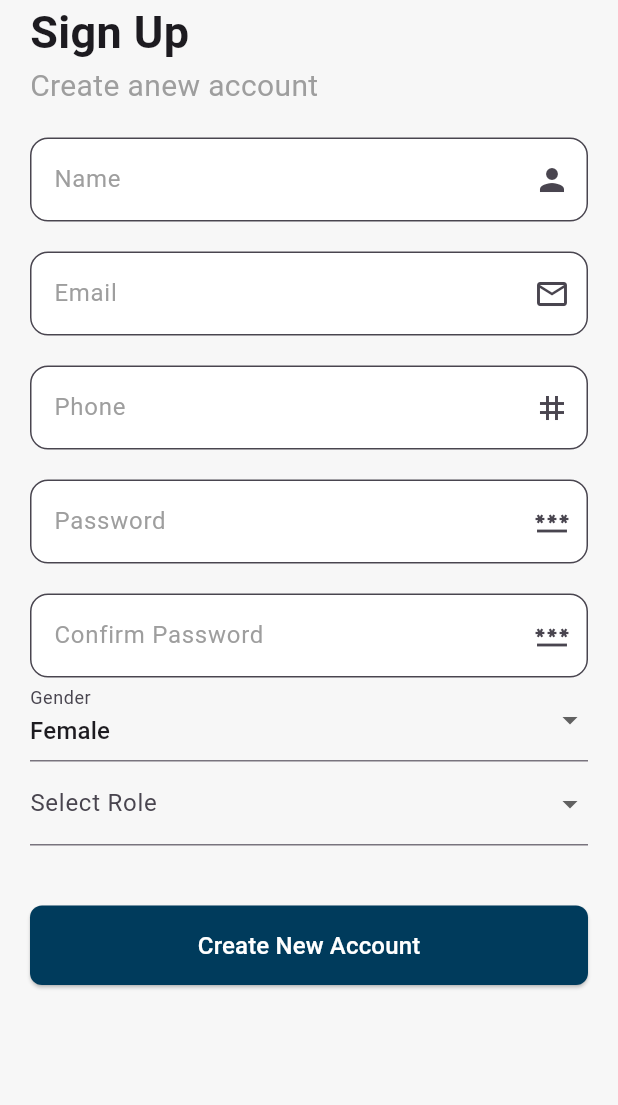
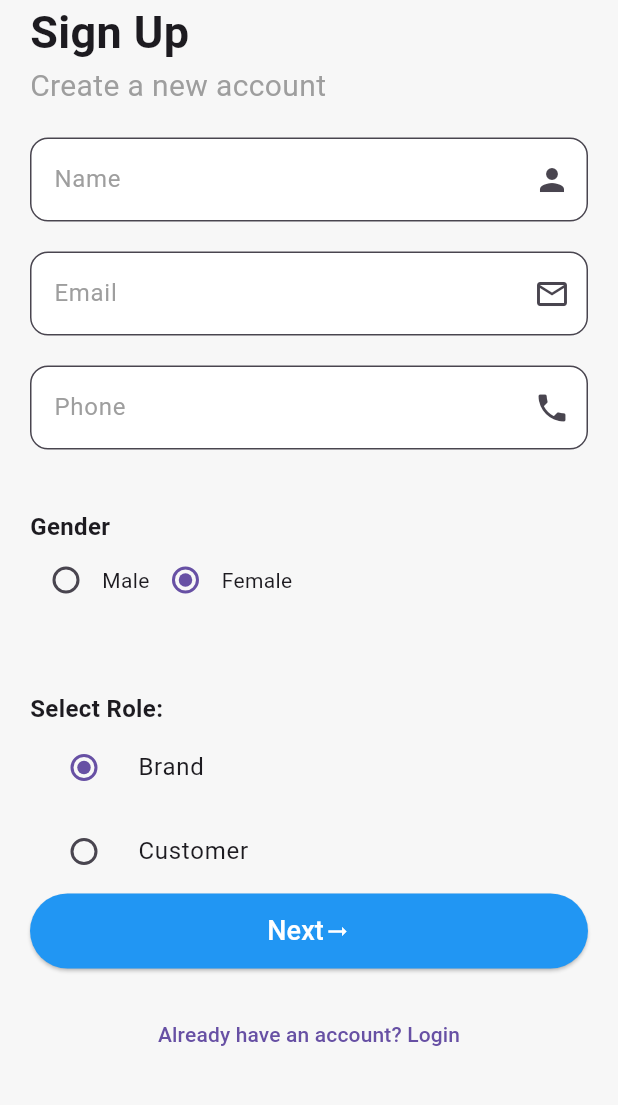
Before and after one commit to salma-elmaghawry/Cloozy-App, a Flutter app: the RegisterPage screen opened by its route, on a phone screen of 412 x 824 dp, the part 125-1230 px from its top. Run offline on Flutter 3.47's test engine with Material 3 defaults, Android fonts, the phone set to English and light mode, and no system bars; our stand-ins replace bloc, dio, flutter_bloc, flutter_secure_storage, flutter_svg, get; accounts and stored records are empty.

Commit message:
divide register page into 2 pages

```diff
--- a/lib/Core/helper/assets.dart
+++ b/lib/Core/helper/assets.dart
@@ -10,3 +10,4 @@ const z = "assets/icons/z.svg";
 const y = "assets/icons/y.svg";
 const arrow = "assets/icons/v.svg";
 const font = "Poppins";
+const baseUrl = "https://cloozy.azurewebsites.net/api";
--- /dev/null
+++ b/lib/Feature/Auth/data/models/roles_model.dart
@@ -0,0 +1,13 @@
+class Role {
+  final int id;
+  final String name;
+
+  Role({required this.id, required this.name});
+
+  factory Role.fromJson(Map<String, dynamic> json) {
+    return Role(
+      id: json['id'],
+      name: json['name'],
+    );
+  }
+}
--- a/lib/Feature/Auth/presentation/views/register_page.dart
+++ /dev/null
@@ -1,174 +0,0 @@
-import 'package:cloozy/Core/common/constant.dart';
-import 'package:cloozy/Core/common/custom_TextFormField.dart.dart';
-import 'package:cloozy/Core/common/custom_snakbar.dart';
-import 'package:cloozy/Core/common/cutom_button.dart';
-import 'package:cloozy/Core/common/gender_drop_down.dart';
-import 'package:cloozy/Core/helper/assets.dart';
-import 'package:cloozy/Feature/Auth/data/cubits/register/register_cubit.dart';
-import 'package:cloozy/Feature/Auth/data/models/register_model.dart';
-import 'package:cloozy/Feature/Auth/presentation/views/widgets/password_confirm_field.dart';
-import 'package:cloozy/Feature/home/presentation/views/home_page.dart';
-import 'package:flutter/material.dart';
-import 'package:flutter_bloc/flutter_bloc.dart';
-import 'package:flutter_svg/flutter_svg.dart';
-
-class RegisterPage extends StatelessWidget {
-  final _formKey = GlobalKey<FormState>();
-  final _nameController = TextEditingController();
-  final _emailController = TextEditingController();
-  final _phoneController = TextEditingController();
-  final _passwordController = TextEditingController();
-  final _confirmPasswordController = TextEditingController();
-  String _gender = 'female';
-  int? _selectedRoleId;
-
-  final List<Map<String, dynamic>> _roles = [
-    {'id': 2, 'name': 'Brand'},
-    {'id': 3, 'name': 'Customer'},
-  ];
-
-  @override
-  Widget build(BuildContext context) {
-    print('[RegisterPage] Initial gender value: $_gender');
-    print('[RegisterPage] Initial role ID: $_selectedRoleId');
-    return Scaffold(
-      backgroundColor: bgColor,
-      body: BlocListener<RegisterCubit, RegisterState>(
-        listener: (context, state) {
-          if (state is RegisterError) {
-            print('[RegisterPage] Error occurred: ${state.message}');
-            showCustomSnackBar(context, state.message, true);
-          }
-          if (state is RegisterSuccess) {
-            if (state.message == 'User registered successfully.') {
-              showCustomSnackBar(context, state.message, false);
-              Future.delayed(const Duration(seconds: 1), () {
-                Navigator.pushReplacement(
-                  context,
-                  MaterialPageRoute(builder: (_) => HomePage()),
-                );
-              });
-            } else {
-              showCustomSnackBar(context, state.message, true);
-            }
-          }
-        },
-        child: registerPageBody(),
-      ),
-    );
-  }
-
-  Padding registerPageBody() {
-    return Padding(
-        padding: const EdgeInsets.all(20.0),
-        child: Form(
-            key: _formKey,
-            child: ListView(
-              children: [
-                const SizedBox(height: 10),
-                SvgPicture.asset(
-                  logo,
-                  width: 170,
-                  height: 53,
-                ),
-                const Text(
-                  'Sign Up',
-                  style: TextStyle(fontSize: 30, fontWeight: FontWeight.bold),
-                ),
-                const Text('Create anew account',
-                    style: TextStyle(color: Colors.grey, fontSize: 20)),
-                const SizedBox(height: 20),
-                //Name
-                CustomTextformfield(
-                  controller: _nameController,
-                  label: "Name",
-                  suffixIcon: Icon(Icons.person),
-                  validator: (value) {
-                    return value!.isEmpty ? "Required" : null; // Added return
-                  },
-                ),
-                const SizedBox(height: 20),
-                //Email
-                CustomTextformfield(
-                    controller: _emailController,
-                    label: "Email",
-                    suffixIcon: Icon(Icons.email_outlined),
-                    validator: (value) =>
-                        value!.contains('@') ? null : "Invalid email"),
-                const SizedBox(height: 20),
-                //Phone
-                CustomTextformfield(
-                  controller: _phoneController,
-                  label: "Phone",
-                  suffixIcon: Icon(Icons.tag),
-                  KeyboardType: TextInputType.phone,
-                  validator: (value) =>
-                      value!.length < 10 ? "Invalid phone number" : null,
-                ),
-                const SizedBox(height: 20),
-                //Password
-                CustomTextformfield(
-                  controller: _passwordController,
-                  label: "Password",
-                  suffixIcon: Icon(Icons.password_sharp),
-                  obscureText: true,
-                  validator: (value) =>
-                      value!.length < 8 ? "Too short" : null,
-                ),
-                const SizedBox(height: 20),
-                //confirm Password
-                PasswordConfirmField(
-                    passwordController: _passwordController,
-                    confirmPasswordController: _confirmPasswordController),
-                //gender
-                GenderDropdown(
-                    value: _gender, onChange: (value) => _gender = value!),
-                //Select role
-
-                DropdownButtonFormField<int>(
-                  value: _selectedRoleId,
-                  decoration: const InputDecoration(labelText: 'Select Role'),
-                  items: _roles.map((role) {
-                    return DropdownMenuItem<int>(
-                      value: role['id'] as int, // Explicit cast to int
-                      child: Text(role['name']),
-                    );
-                  }).toList(),
-                  onChanged: (value) => _selectedRoleId = value,
-                  validator: (value) =>
-                      value == null ? 'Please select a role' : null,
-                ),
-                SizedBox(height: 40),
-                BlocBuilder<RegisterCubit, RegisterState>(
-                    builder: (context, state) {
-                  if (state is RegisterLoading) {
-                    return Center(
-                        child: CircularProgressIndicator(
-                      color: PrimaryColor,
-                    ));
-                  }
-                  return CustomButton(
-                      onPressed: () {
-                        if (_formKey.currentState!.validate()) {
-                          final request = RegisterRequest(
-                            name: _nameController.text,
-                            email: _emailController.text,
-                            phone: _phoneController.text,
-                            password: _passwordController.text,
-                            gender: _gender,
-                            passwordConfirmation:
-                                _confirmPasswordController.text,
-                            roleId: _selectedRoleId!,
-                          );
-                          print(
-                              '[RegisterPage] Sending request: ${request.toJson()}');
-                          context.read<RegisterCubit>().registerUser(request);
-                        }
-                      },
-                      text: "Create New Account");
-                })
-              ],
-            )),
-      );
-  }
-}
--- /dev/null
+++ b/lib/Feature/Auth/presentation/views/registerpage1.dart
@@ -0,0 +1,220 @@
+import 'package:cloozy/Core/common/custom_TextFormField.dart.dart';
+import 'package:cloozy/Core/helper/assets.dart';
+import 'package:cloozy/Feature/home/presentation/views/home_page.dart';
+import 'package:flutter/material.dart';
+import 'package:flutter_bloc/flutter_bloc.dart';
+import 'package:cloozy/Core/common/constant.dart';
+import 'package:cloozy/Core/common/custom_snakbar.dart';
+import 'package:cloozy/Core/common/cutom_button.dart';
+import 'package:cloozy/Feature/Auth/data/cubits/register/register_cubit.dart';
+import 'package:cloozy/Feature/Auth/data/models/register_model.dart';
+import 'package:cloozy/Feature/Auth/data/models/roles_model.dart';
+import 'package:cloozy/Feature/Auth/presentation/views/widgets/registerpage2.dart';
+import 'package:flutter_svg/svg.dart';
+
+class RegisterPage extends StatefulWidget {
+  @override
+  _RegisterPageState createState() => _RegisterPageState();
+}
+
+class _RegisterPageState extends State<RegisterPage> {
+  final _formKey = GlobalKey<FormState>();
+  final _nameController = TextEditingController();
+  final _emailController = TextEditingController();
+  final _phoneController = TextEditingController();
+
+  String _gender = 'female';
+  int? _selectedRoleId;
+  List<Role> _roles = [];
+
+  @override
+  void initState() {
+    super.initState();
+    _fetchRoles();
+  }
+
+  void _fetchRoles() {
+    setState(() {
+      _roles = [
+        Role(id: 2, name: 'Brand'),
+        Role(id: 3, name: 'Customer'),
+      ];
+      _selectedRoleId = _roles.first.id;
+    });
+  }
+
+  @override
+  Widget build(BuildContext context) {
+    return Scaffold(
+      backgroundColor: bgColor,
+      body: BlocListener<RegisterCubit, RegisterState>(
+        listener: (context, state) {
+          if (state is RegisterError) {
+            showCustomSnackBar(context, state.message, true);
+          }
+          if (state is RegisterSuccess) {
+            if (state.message == 'User registered successfully.') {
+              showCustomSnackBar(context, state.message, false);
+              Future.delayed(const Duration(seconds: 1), () {
+                Navigator.pushReplacement(
+                  context,
+                  MaterialPageRoute(builder: (_) => HomePage()),
+                );
+              });
+            } else {
+              showCustomSnackBar(context, state.message, true);
+            }
+          }
+        },
+        child: registerPageBody(),
+      ),
+    );
+  }
+
+  Padding registerPageBody() {
+    return Padding(
+      padding: const EdgeInsets.all(20.0),
+      child: Form(
+        key: _formKey,
+        child: ListView(
+          children: [
+            const SizedBox(height: 10),
+            SvgPicture.asset(
+              logo,
+              width: 170,
+              height: 53,
+            ),
+            const Text(
+              'Sign Up',
+              style: TextStyle(fontSize: 30, fontWeight: FontWeight.bold),
+            ),
+            const Text(
+              'Create a new account',
+              style: TextStyle(color: Colors.grey, fontSize: 20),
+            ),
+            const SizedBox(height: 20),
+
+            /// Name
+            CustomTextformfield(
+              controller: _nameController,
+              label: "Name",
+              suffixIcon: Icon(Icons.person),
+              validator: (value) => value!.isEmpty ? "Required" : null,
+            ),
+            const SizedBox(height: 20),
+
+            /// Email
+            CustomTextformfield(
+              controller: _emailController,
+              label: "Email",
+              suffixIcon: Icon(Icons.email_outlined),
+              validator: (value) =>
+                  value!.contains('@') ? null : "Invalid email",
+            ),
+            const SizedBox(height: 20),
+
+            /// Phone
+            CustomTextformfield(
+              controller: _phoneController,
+              label: "Phone",
+              suffixIcon: Icon(Icons.phone),
+              KeyboardType: TextInputType.phone,
+              validator: (value) =>
+                  value!.length < 10 ? "Invalid phone number" : null,
+            ),
+            const SizedBox(height: 20),
+
+            /// Gender Selection with RadioListTile
+            const SizedBox(height: 20),
+            const Text("Gender",
+                style: TextStyle(fontSize: 16, fontWeight: FontWeight.bold)),
+
+            Row(
+              children: [
+                Radio<String>(
+                  value: "male",
+                  groupValue: _gender,
+                  onChanged: (value) {
+                    setState(() {
+                      _gender = value!;
+                    });
+                  },
+                ),
+                Text("Male"),
+                Radio<String>(
+                  value: "female",
+                  groupValue: _gender,
+                  onChanged: (value) {
+                    setState(() {
+                      _gender = value!;
+                    });
+                  },
+                ),
+                Text("Female"),
+              ],
+            ),
+            const SizedBox(height: 30),
+
+            /// Role Selection with RadioListTile
+            const SizedBox(height: 20),
+            const Text(
+              'Select Role:',
+              style: TextStyle(fontWeight: FontWeight.bold, fontSize: 16),
+            ),
+            Column(
+              children: _roles.map((role) {
+                return RadioListTile<int>(
+                  title: Text(role.name),
+                  value: role.id,
+                  groupValue: _selectedRoleId,
+                  onChanged: (value) {
+                    setState(() {
+                      _selectedRoleId = value!;
+                    });
+                  },
+                );
+              }).toList(),
+            ),
+            ElevatedButton(
+              style: ElevatedButton.styleFrom(
+                backgroundColor: Colors.blue,
+                padding: EdgeInsets.symmetric(vertical: 12),
+              ),
+              onPressed: () {
+                if (_formKey.currentState!.validate()) {
+                  Navigator.push(
+                    context,
+                    MaterialPageRoute(
+                      builder: (context) => RegisterPage2(
+                        name: _nameController.text,
+                        email: _emailController.text,
+                        phone: _phoneController.text,
+                        gender: _gender,
+                        selectedRoleId: _selectedRoleId,
+                      ),
+                    ),
+                  );
+                }
+              },
+              child: Row(
+                mainAxisAlignment: MainAxisAlignment.center,
+                children: [
+                  Text("Next",
+                      style: TextStyle(fontSize: 18, color: Colors.white)),
+                  Icon(Icons.arrow_right_alt, color: Colors.white),
+                ],
+              ),
+            ),
+            const SizedBox(height: 20),
+            Center(
+              child: TextButton(
+                onPressed: () {},
+                child: Text("Already have an account? Login"),
+              ),
+            ),
+          ],
+        ),
+      ),
+    );
+  }
+}
--- a/lib/Feature/Auth/presentation/views/widgets/login_page_body.dart
+++ b/lib/Feature/Auth/presentation/views/widgets/login_page_body.dart
@@ -7,7 +7,7 @@ import 'package:cloozy/Core/common/custom_text_button.dart';
 import 'package:cloozy/Feature/Auth/presentation/views/widgets/social_media_login.dart';
 import 'package:cloozy/Feature/Auth/data/cubits/login/login_cubit.dart';
 import 'package:cloozy/Feature/Auth/presentation/views/forget_password.dart';
-import 'package:cloozy/Feature/Auth/presentation/views/register_page.dart';
+import 'package:cloozy/Feature/Auth/presentation/views/registerpage1.dart';
 import 'package:flutter/material.dart';
 import 'package:flutter_bloc/flutter_bloc.dart';
 
--- a/lib/Feature/onboarding/onboarding_screen.dart
+++ b/lib/Feature/onboarding/onboarding_screen.dart
@@ -41,7 +41,7 @@ class _OnboardingScreenState extends State<OnboardingScreen> {
       title: "Shop Smart, Stay Trendy",
       description:
           "Exclusive deals, new arrivals, and the best\n of local fashion—all in one place!",
-      clipper: SymmetricalCurveClipper(),
+      clipper: WaveCurveClipper(),
     ),
   ];
 
--- a/lib/main.dart
+++ b/lib/main.dart
@@ -3,7 +3,7 @@ import 'package:cloozy/Feature/Auth/data/cubits/login/login_cubit.dart';
 import 'package:cloozy/Feature/Auth/data/cubits/register/register_cubit.dart';
 import 'package:cloozy/Feature/Auth/data/repository/auth_repository.dart';
 import 'package:cloozy/Feature/Auth/presentation/views/login_page.dart';
-import 'package:cloozy/Feature/Auth/presentation/views/register_page.dart';
+import 'package:cloozy/Feature/Auth/presentation/views/registerpage1.dart';
 import 'package:cloozy/Feature/Splash/presentation/views/splash_screen.dart';
 import 'package:cloozy/Feature/home/presentation/views/home_page.dart';
 import 'package:cloozy/Feature/onboarding/onboarding_screen.dart';
@@ -40,7 +40,7 @@ class MyApp extends StatelessWidget {
           'login': (content) => LoginPage(),
           'Splash': (context) => SplashScreen(),
         },
-        initialRoute: 'Splash',
+        initialRoute: 'register',
       ),
     );
   }
```
Also changed, not shown: lib/Feature/Auth/data/repository/auth_repository.dart (+24 -2 lines), lib/Feature/Auth/presentation/views/widgets/registerpage2.dart (added, +125 -0 lines).
